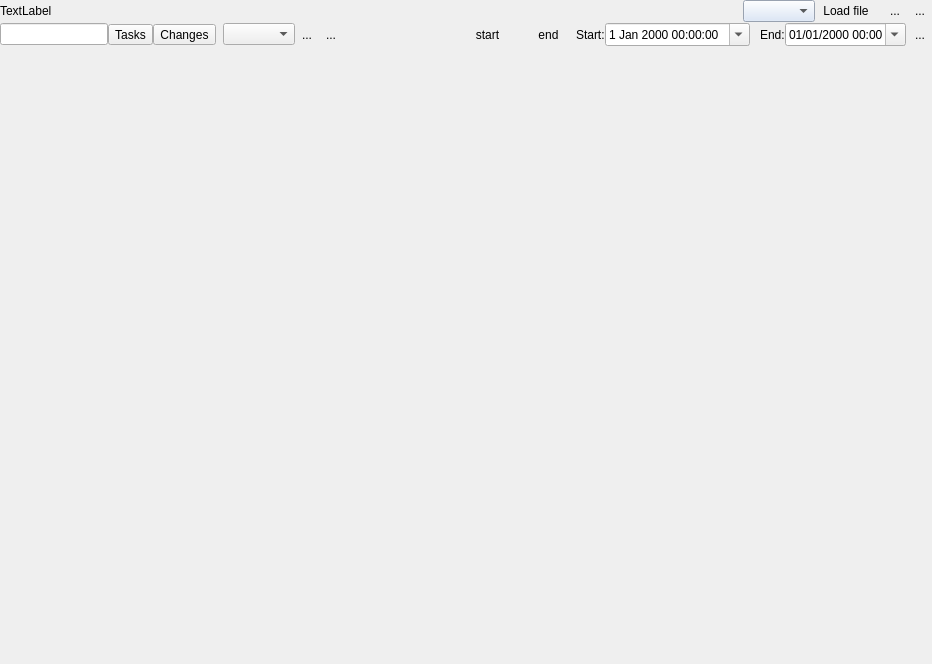
Old version of the form Viewer/ecflowUI/src/TimelineWidget.ui in the repository ecmwf/ecflow.
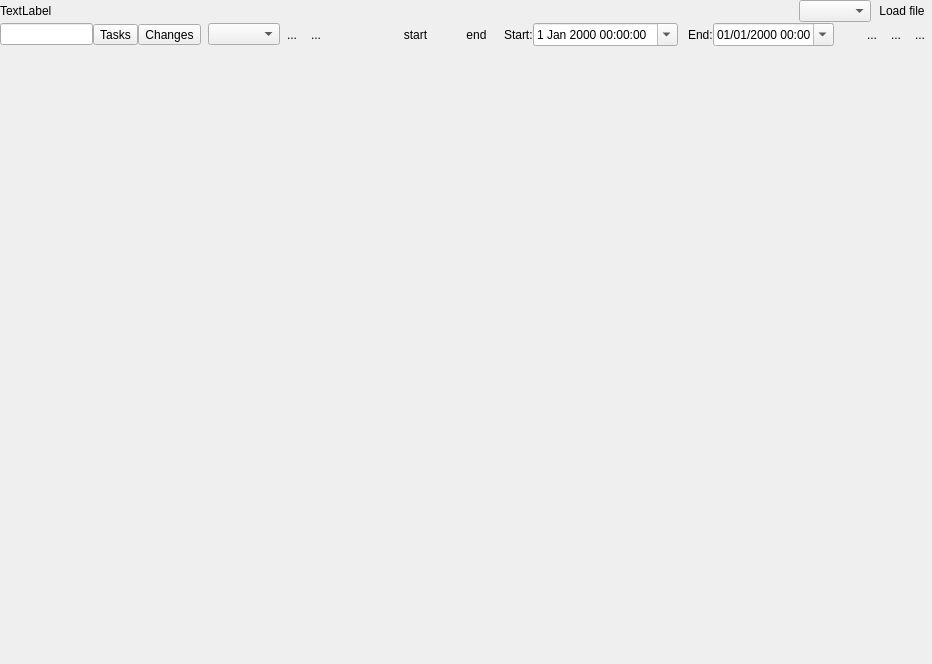
New version of the form. Icons and pictures are not drawn. Custom widgets are drawn as their Qt base class.

Commit message: ecFlowUI: enable timeline view to load user specified log files ECFLOW-1499

What changed in the file:
```diff
--- a/Viewer/ecflowUI/src/TimelineWidget.ui
+++ b/Viewer/ecflowUI/src/TimelineWidget.ui
@@ -30,7 +30,7 @@
     <number>0</number>
    </property>
    <item>
-    <layout class="QHBoxLayout" name="horizontalLayout" stretch="1,0,0,0,0,0,0,0">
+    <layout class="QHBoxLayout" name="horizontalLayout" stretch="1,0,0,0">
      <property name="spacing">
       <number>1</number>
      </property>
@@ -48,23 +48,7 @@
        </property>
        <property name="sizeHint" stdset="0">
         <size>
-         <width>40</width>
-         <height>20</height>
-        </size>
-       </property>
-      </spacer>
-     </item>
-     <item>
-      <spacer name="horizontalSpacer_4">
-       <property name="orientation">
-        <enum>Qt::Horizontal</enum>
-       </property>
-       <property name="sizeType">
-        <enum>QSizePolicy::Fixed</enum>
-       </property>
-       <property name="sizeHint" stdset="0">
-        <size>
-         <width>6</width>
+         <width>20</width>
          <height>20</height>
         </size>
        </property>
@@ -73,7 +57,7 @@
      <item>
       <widget class="QComboBox" name="logModeCombo">
        <property name="styleSheet">
-        <string notr="true">background-color: rgb(214, 227, 247);</string>
+        <string notr="true"/>
        </property>
       </widget>
      </item>
@@ -94,74 +78,6 @@
        </property>
       </widget>
      </item>
-     <item>
-      <spacer name="horizontalSpacer_6">
-       <property name="orientation">
-        <enum>Qt::Horizontal</enum>
-       </property>
-       <property name="sizeType">
-        <enum>QSizePolicy::Fixed</enum>
-       </property>
-       <property name="sizeHint" stdset="0">
-        <size>
-         <width>6</width>
-         <height>20</height>
-        </size>
-       </property>
-      </spacer>
-     </item>
-     <item>
-      <widget class="QToolButton" name="timelineViewTb">
-       <property name="toolTip">
-        <string>Timeline view mode</string>
-       </property>
-       <property name="text">
-        <string>...</string>
-       </property>
-       <property name="icon">
-        <iconset resource="viewer.qrc">
-         <normaloff>:/viewer/period.svg</normaloff>:/viewer/period.svg</iconset>
-       </property>
-       <property name="iconSize">
-        <size>
-         <width>16</width>
-         <height>16</height>
-        </size>
-       </property>
-       <property name="checkable">
-        <bool>true</bool>
-       </property>
-       <property name="autoRaise">
-        <bool>true</bool>
-       </property>
-      </widget>
-     </item>
-     <item>
-      <widget class="QToolButton" name="durationViewTb">
-       <property name="toolTip">
-        <string>Duration view mode</string>
-       </property>
-       <property name="text">
-        <string>...</string>
-       </property>
-       <property name="icon">
-        <iconset resource="viewer.qrc">
-         <normaloff>:/viewer/duration.svg</normaloff>:/viewer/duration.svg</iconset>
-       </property>
-       <property name="iconSize">
-        <size>
-         <width>16</width>
-         <height>16</height>
-        </size>
-       </property>
-       <property name="checkable">
-        <bool>true</bool>
-       </property>
-       <property name="autoRaise">
-        <bool>true</bool>
-       </property>
-      </widget>
-     </item>
     </layout>
    </item>
    <item>
@@ -283,9 +199,12 @@
         <property name="orientation">
          <enum>Qt::Horizontal</enum>
         </property>
+        <property name="sizeType">
+         <enum>QSizePolicy::Fixed</enum>
+        </property>
         <property name="sizeHint" stdset="0">
          <size>
-          <width>40</width>
+          <width>10</width>
           <height>20</height>
          </size>
         </property>
@@ -480,21 +399,70 @@
        </widget>
       </item>
       <item>
-       <spacer name="horizontalSpacer_5">
+       <spacer name="horizontalSpacer_4">
         <property name="orientation">
          <enum>Qt::Horizontal</enum>
         </property>
-        <property name="sizeType">
-         <enum>QSizePolicy::Fixed</enum>
-        </property>
         <property name="sizeHint" stdset="0">
          <size>
-          <width>2</width>
+          <width>40</width>
           <height>20</height>
          </size>
         </property>
        </spacer>
       </item>
+      <item>
+       <widget class="QToolButton" name="timelineViewTb">
+        <property name="toolTip">
+         <string>Timeline view mode</string>
+        </property>
+        <property name="text">
+         <string>...</string>
+        </property>
+        <property name="icon">
+         <iconset resource="viewer.qrc">
+          <normaloff>:/viewer/period.svg</normaloff>:/viewer/period.svg</iconset>
+        </property>
+        <property name="iconSize">
+         <size>
+          <width>16</width>
+          <height>16</height>
+         </size>
+        </property>
+        <property name="checkable">
+         <bool>true</bool>
+        </property>
+        <property name="autoRaise">
+         <bool>true</bool>
+        </property>
+       </widget>
+      </item>
+      <item>
+       <widget class="QToolButton" name="durationViewTb">
+        <property name="toolTip">
+         <string>Duration view mode</string>
+        </property>
+        <property name="text">
+         <string>...</string>
+        </property>
+        <property name="icon">
+         <iconset resource="viewer.qrc">
+          <normaloff>:/viewer/duration.svg</normaloff>:/viewer/duration.svg</iconset>
+        </property>
+        <property name="iconSize">
+         <size>
+          <width>16</width>
+          <height>16</height>
+         </size>
+        </property>
+        <property name="checkable">
+         <bool>true</bool>
+        </property>
+        <property name="autoRaise">
+         <bool>true</bool>
+        </property>
+       </widget>
+      </item>
       <item>
        <widget class="QToolButton" name="reloadTb">
         <property name="toolTip">
```
Left out of the diff: 8 changed lines with no effect on the pictures. The commit also changes 3 other files.
